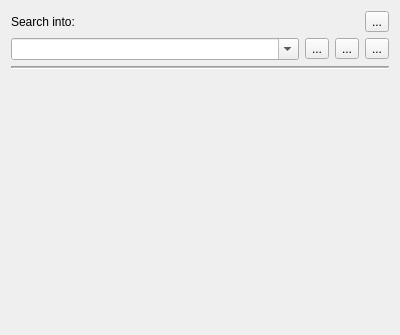
The window that src/globalsearch/gsui/ui/gs_main.ui (eyosido/GlobalSearch) describes before a commit, drawn with Qt 5.
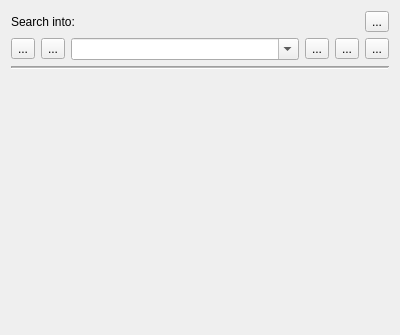
The same window after the commit.

Commit message:
v1.3 with node opening in graph view, nav prev/next and more
- Open node in Graph View (Designer 14+ only)
- Show item in Explorer View (Designer 14+ only)
- Search navigation prev/next (arrows to the left of the search edit box)
- Max persistent search history items set to 20 (was 10)
- Version 1.3

What changed in the file:
```diff
--- a/src/globalsearch/gsui/ui/gs_main.ui
+++ b/src/globalsearch/gsui/ui/gs_main.ui
@@ -39,6 +39,26 @@
     <layout class="QVBoxLayout" name="vl_search_main">
      <item>
       <layout class="QHBoxLayout" name="hl_search">
+       <item>
+        <widget class="QToolButton" name="btn_prev_search">
+         <property name="toolTip">
+          <string>Previous search</string>
+         </property>
+         <property name="text">
+          <string>...</string>
+         </property>
+        </widget>
+       </item>
+       <item>
+        <widget class="QToolButton" name="btn_next_search">
+         <property name="toolTip">
+          <string>Next search</string>
+         </property>
+         <property name="text">
+          <string>...</string>
+         </property>
+        </widget>
+       </item>
        <item>
         <widget class="QComboBox" name="cb_search">
          <property name="editable">
```
The commit also changes 9 other files.
